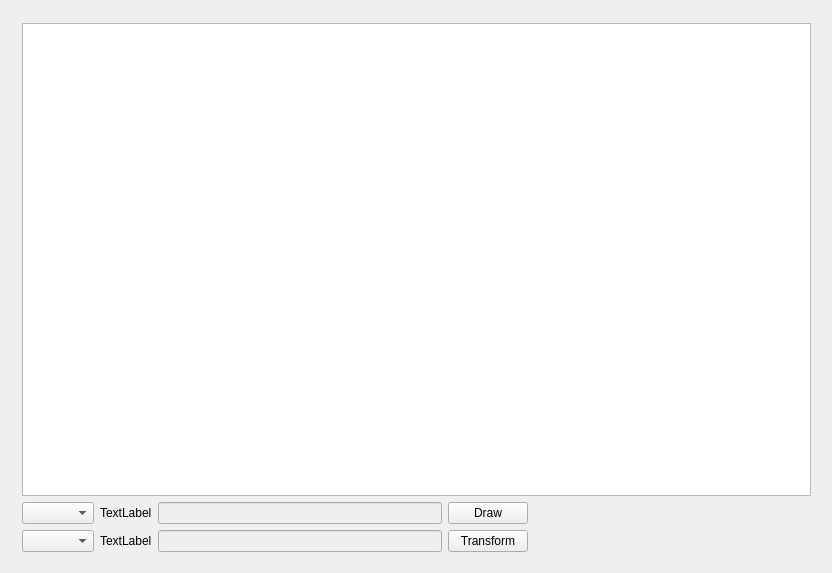
This is QT Projects/Computer Graphics Project/ComputerGraphics/mainwindow.ui in jginsburgn/ADA as Qt 5 draws it before an edit. The edited form follows.
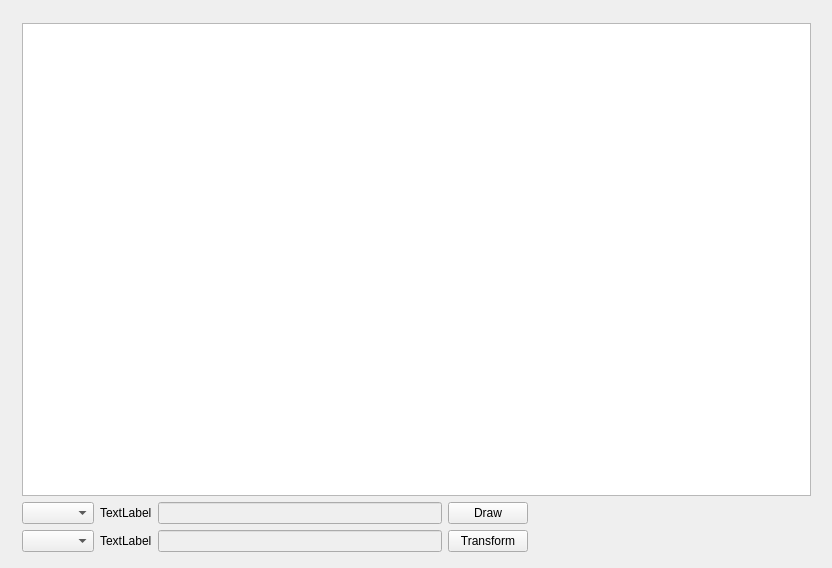
This is the edited form.

Patch:
```diff
--- a/QT Projects/Computer Graphics Project/ComputerGraphics/mainwindow.ui
+++ b/QT Projects/Computer Graphics Project/ComputerGraphics/mainwindow.ui
@@ -7,7 +7,7 @@
     <x>0</x>
     <y>0</y>
     <width>832</width>
-    <height>573</height>
+    <height>568</height>
    </rect>
   </property>
   <property name="windowTitle">
```
